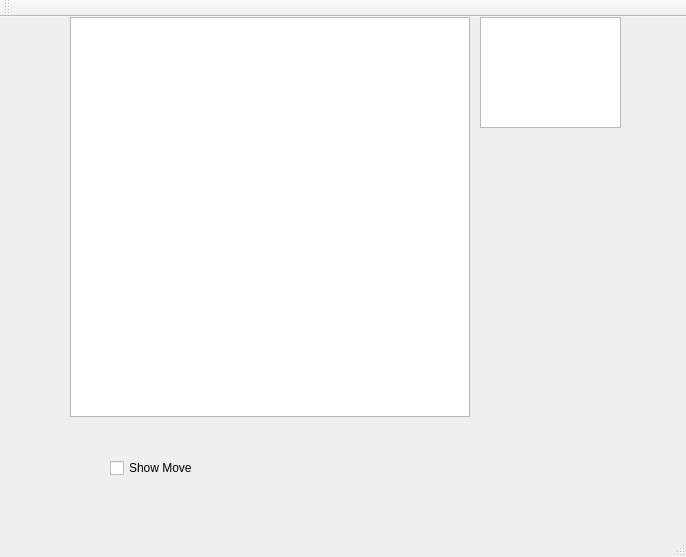
Before: the Qt Designer form rqt_chess/ui/mainwindow.ui in roadnarrows-robotics/chess_engine, drawn with Qt 5.
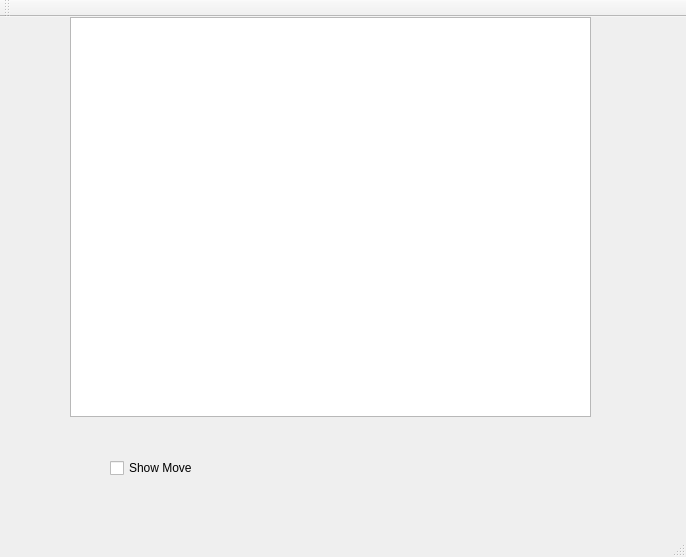
After: the same form once the commit is applied.

Commit message: expanded scene

The edit to the form file:
```diff
--- a/rqt_chess/ui/mainwindow.ui
+++ b/rqt_chess/ui/mainwindow.ui
@@ -19,21 +19,11 @@
      <rect>
       <x>70</x>
       <y>0</y>
-      <width>400</width>
+      <width>521</width>
       <height>400</height>
      </rect>
     </property>
    </widget>
-   <widget class="QGraphicsView" name="whiteDeadPool">
-    <property name="geometry">
-     <rect>
-      <x>480</x>
-      <y>0</y>
-      <width>141</width>
-      <height>111</height>
-     </rect>
-    </property>
-   </widget>
    <widget class="QCheckBox" name="checkBox">
     <property name="geometry">
      <rect>
```
The commit also changes 2 other files.
